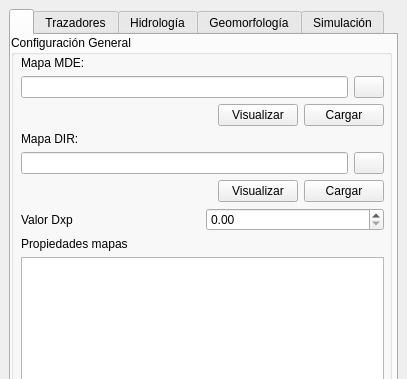
The window that qgisplugin/HydroSEDPlugin_dockwidget_base.ui (nicolas998/WMF) describes before a commit, drawn with Qt 5; both pictures show x 0 to 407 and y 0 to 379 of the 407 by 869 pixel window.
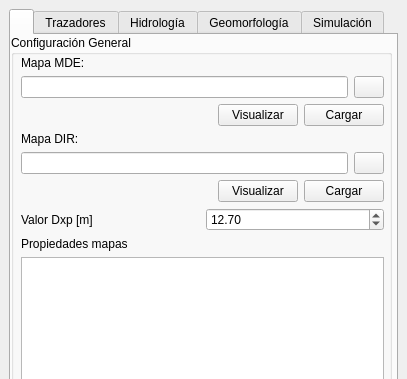
The same window after the commit. Icons and pictures are not drawn.

Commit message: Hace que el buscador de carpetas de raster hagan re-busqueda en el ultimo directorio abierto, se pone 12.7m como el valor por defecto del dxp de los mapas

```diff
--- a/qgisplugin/HydroSEDPlugin_dockwidget_base.ui
+++ b/qgisplugin/HydroSEDPlugin_dockwidget_base.ui
@@ -364,7 +364,7 @@
                   <enum>Qt::LeftToRight</enum>
                  </property>
                  <property name="text">
-                  <string>Valor Dxp</string>
+                  <string>Valor Dxp [m]</string>
                  </property>
                 </widget>
                </item>
@@ -376,6 +376,9 @@
                    <height>0</height>
                   </size>
                  </property>
+                 <property name="value">
+                  <double>12.699999999999999</double>
+                 </property>
                 </widget>
                </item>
               </layout>
```
Left out of the diff: 5 changed lines with no effect on the pictures. The commit also changes 1 other file.
